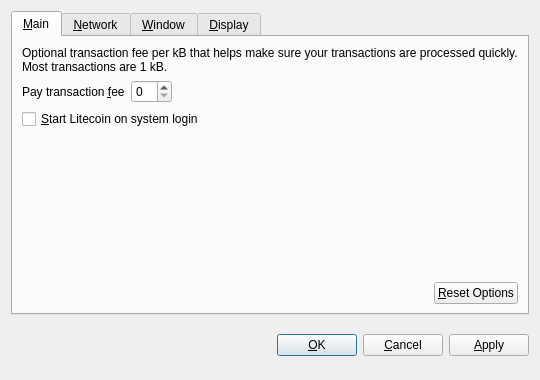
Qt form src/qt/forms/optionsdialog.ui (WhisperCoin/NewCoin) before a commit.
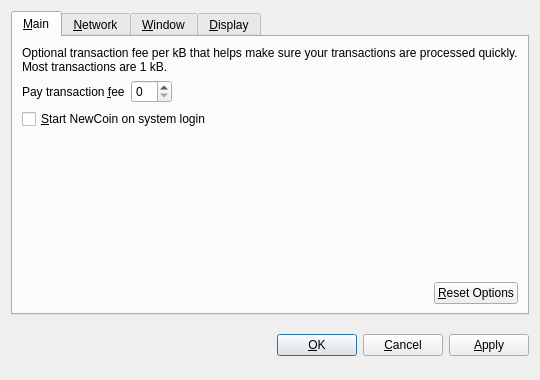
The same form after that commit. Custom widgets are drawn as their Qt base class.

The edit to the form file:
```diff
--- a/src/qt/forms/optionsdialog.ui
+++ b/src/qt/forms/optionsdialog.ui
@@ -82,7 +82,7 @@
           <string>Automatically start Litecoin after logging in to the system.</string>
          </property>
          <property name="text">
-          <string>&amp;Start Litecoin on system login</string>
+          <string>&amp;Start NewCoin on system login</string>
          </property>
         </widget>
        </item>
```
Left out of the diff: 10 changed lines with no effect on the pictures.
